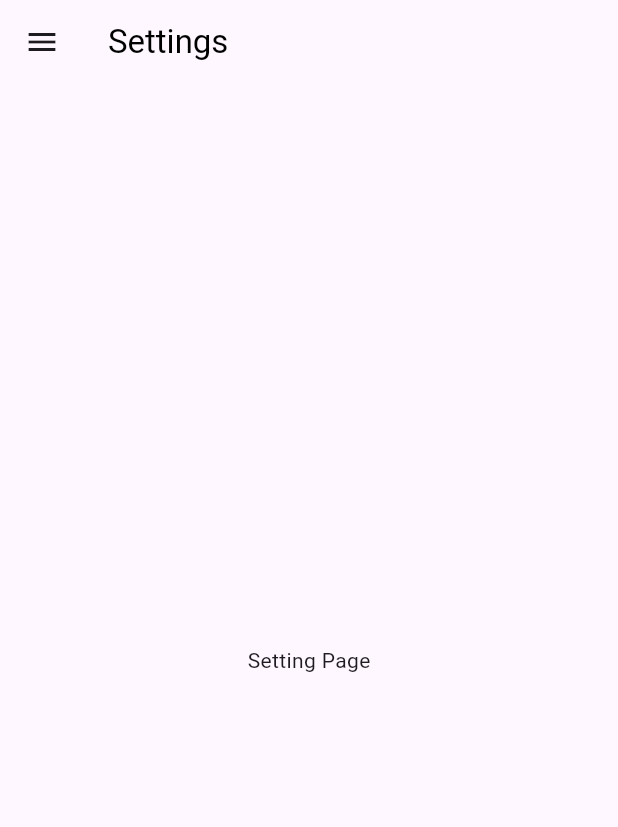
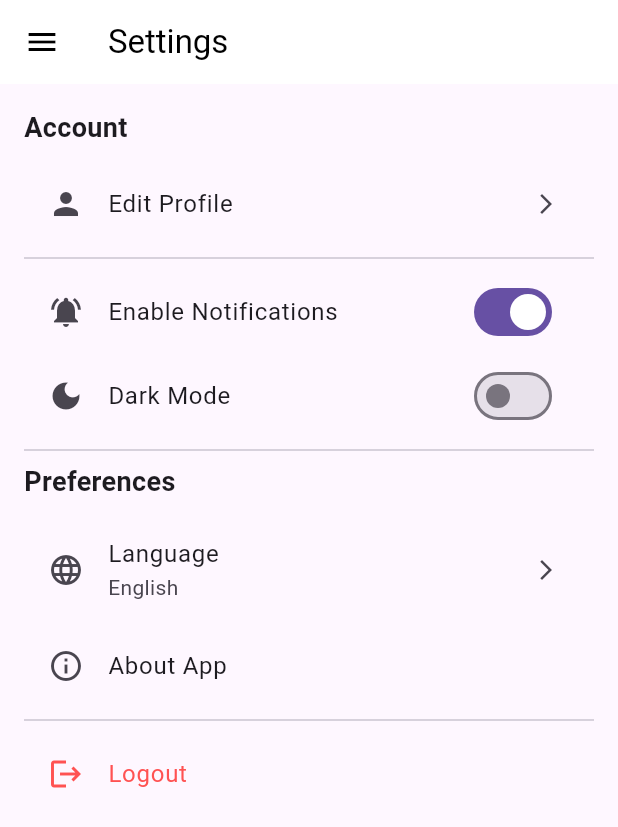
Before and after one commit to 4bhisheksharma/task-management-app, a Flutter app: the SettingPage screen opened directly, on a phone screen of 412 x 824 dp. Shown: the top 827 px of the screen. Run offline on Flutter 3.47's test engine with Material 3 defaults, Android fonts, the phone set to English and light mode, and no system bars; our stand-ins replace dotted_border.

Commit message:
added: enhance SettingPage with user preferences and navigation to ProfilePage; updated MyDrawer to navigate to MyHomePage

```diff
--- a/lib/pages/setting_page.dart
+++ b/lib/pages/setting_page.dart
@@ -1,4 +1,5 @@
 import 'package:flutter/material.dart';
+import 'package:tms/pages/profile_page.dart';
 import 'package:tms/widgets/drawer.dart';
 
 class SettingPage extends StatefulWidget {
@@ -9,14 +10,111 @@ class SettingPage extends StatefulWidget {
 }
 
 class _SettingPageState extends State<SettingPage> {
+  bool _notificationsEnabled = true;
+  bool _darkMode = false;
+
   @override
   Widget build(BuildContext context) {
     return Scaffold(
-      body: Center(child: Text('Setting Page')),
       appBar: AppBar(
-        title: Text('Settings', style: TextStyle(color: Colors.black)),
+        title: const Text('Settings', style: TextStyle(color: Colors.black)),
+        backgroundColor: Colors.white,
+        iconTheme: const IconThemeData(color: Colors.black),
+        elevation: 0,
       ),
-      drawer: MyDrawer(),
+      drawer: const MyDrawer(),
+      body: ListView(
+        padding: const EdgeInsets.all(16),
+        children: [
+          const Text(
+            'Account',
+            style: TextStyle(fontSize: 18, fontWeight: FontWeight.bold),
+          ),
+          const SizedBox(height: 10),
+
+          ListTile(
+            leading: const Icon(Icons.person),
+            title: const Text('Edit Profile'),
+            trailing: const Icon(Icons.arrow_forward_ios, size: 16),
+            onTap: () {
+              Navigator.push(
+                context,
+                MaterialPageRoute(builder: (context) => const ProfilePage()),
+              );
+            },
+          ),
+
+          const Divider(),
+
+          SwitchListTile(
+            value: _notificationsEnabled,
+            onChanged: (value) {
+              setState(() => _notificationsEnabled = value);
+            },
+            title: const Text('Enable Notifications'),
+            secondary: const Icon(Icons.notifications_active),
+          ),
+
+          // Dark Mode toggle tara kam gardaina
+          SwitchListTile(
+            value: _darkMode,
+            onChanged: (value) {
+              setState(() => _darkMode = value);
+              // todo:
+            },
+            title: const Text('Dark Mode'),
+            secondary: const Icon(Icons.dark_mode),
+          ),
+
+          const Divider(),
+
+          const Text(
+            'Preferences',
+            style: TextStyle(fontSize: 18, fontWeight: FontWeight.bold),
+          ),
+          const SizedBox(height: 10),
+
+          // Language selection
+          ListTile(
+            leading: const Icon(Icons.language),
+            title: const Text('Language'),
+            subtitle: const Text('English'),
+            trailing: const Icon(Icons.arrow_forward_ios, size: 16),
+            onTap: () {
+              // todo:
+            },
+          ),
+
+          ListTile(
+            leading: const Icon(Icons.info_outline),
+            title: const Text('About App'),
+            onTap: () {
+              showAboutDialog(
+                context: context,
+                applicationName: 'TMS',
+                applicationVersion: '1.0.0',
+                applicationLegalese:
+                    '© 2025 TMS Inc. All rights reserved. | Abhishek Sharma',
+              );
+            },
+          ),
+
+          const Divider(),
+
+          ListTile(
+            leading: const Icon(Icons.logout, color: Colors.redAccent),
+            title: const Text(
+              'Logout',
+              style: TextStyle(color: Colors.redAccent),
+            ),
+            onTap: () {
+              ScaffoldMessenger.of(
+                context,
+              ).showSnackBar(const SnackBar(content: Text('Logged out')));
+            },
+          ),
+        ],
+      ),
     );
   }
 }
--- a/lib/widgets/drawer.dart
+++ b/lib/widgets/drawer.dart
@@ -43,7 +43,7 @@ class _MyDrawerState extends State<MyDrawer> {
               // Navigate to home page
               Navigator.push(
                 context,
-                MaterialPageRoute(builder: (context) => HomePage()),
+                MaterialPageRoute(builder: (context) => MyHomePage()),
               );
             },
           ),
```
